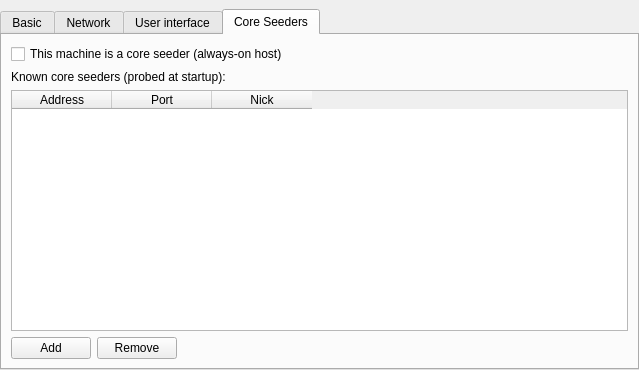
This is application/GUI/Settings/SettingsWidget.ui in kwran420/DG-LAN as Qt 5 draws it before an edit. The edited form follows.
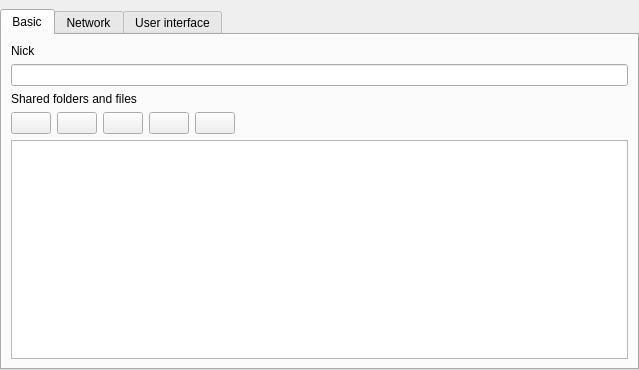
This is the edited form. The open tabs and pages were chosen to show the change. Icons and pictures are not drawn.

Patch:
```diff
--- a/application/GUI/Settings/SettingsWidget.ui
+++ b/application/GUI/Settings/SettingsWidget.ui
@@ -519,97 +519,6 @@
        </item>
       </layout>
      </widget>
-     <widget class="QWidget" name="tabCoreSeeders">
-      <attribute name="title">
-       <string>Core Seeders</string>
-      </attribute>
-      <attribute name="toolTip">
-       <string>Always-on hosts that are probed at startup for reliable peer discovery</string>
-      </attribute>
-      <layout class="QVBoxLayout" name="layCoreSeeders">
-       <item>
-        <widget class="QCheckBox" name="chkCoreSeederMode">
-         <property name="text">
-          <string>This machine is a core seeder (always-on host)</string>
-         </property>
-         <property name="toolTip">
-          <string>Enable to advertise this machine as a reliable always-on host. Other peers will prioritise contacting it at startup.</string>
-         </property>
-        </widget>
-       </item>
-       <item>
-        <widget class="QLabel" name="lblKnownHosts">
-         <property name="text">
-          <string>Known core seeders (probed at startup):</string>
-         </property>
-        </widget>
-       </item>
-       <item>
-        <widget class="QTableWidget" name="tblKnownHosts">
-         <property name="selectionBehavior">
-          <enum>QAbstractItemView::SelectRows</enum>
-         </property>
-         <property name="selectionMode">
-          <enum>QAbstractItemView::SingleSelection</enum>
-         </property>
-         <column>
-          <property name="text">
-           <string>Address</string>
-          </property>
-         </column>
-         <column>
-          <property name="text">
-           <string>Port</string>
-          </property>
-         </column>
-         <column>
-          <property name="text">
-           <string>Nick</string>
-          </property>
-         </column>
-        </widget>
-       </item>
-       <item>
-        <layout class="QHBoxLayout" name="layKnownHostButtons">
-         <item>
-          <widget class="QPushButton" name="butAddKnownHost">
-           <property name="text">
-            <string>Add</string>
-           </property>
-           <property name="icon">
-            <iconset resource="../ressources.qrc">
-             <normaloff>:/icons/ressources/add.png</normaloff>:/icons/ressources/add.png</iconset>
-           </property>
-          </widget>
-         </item>
-         <item>
-          <widget class="QPushButton" name="butRemoveKnownHost">
-           <property name="text">
-            <string>Remove</string>
-           </property>
-           <property name="icon">
-            <iconset resource="../ressources.qrc">
-             <normaloff>:/icons/ressources/remove.png</normaloff>:/icons/ressources/remove.png</iconset>
-           </property>
-          </widget>
-         </item>
-         <item>
-          <spacer name="horizontalSpacer_seeders">
-           <property name="orientation">
-            <enum>Qt::Horizontal</enum>
-           </property>
-           <property name="sizeHint" stdset="0">
-            <size>
-             <width>40</width>
-             <height>20</height>
-            </size>
-           </property>
-          </spacer>
-         </item>
-        </layout>
-       </item>
-      </layout>
-     </widget>
     </widget>
    </item>
   </layout>
```
